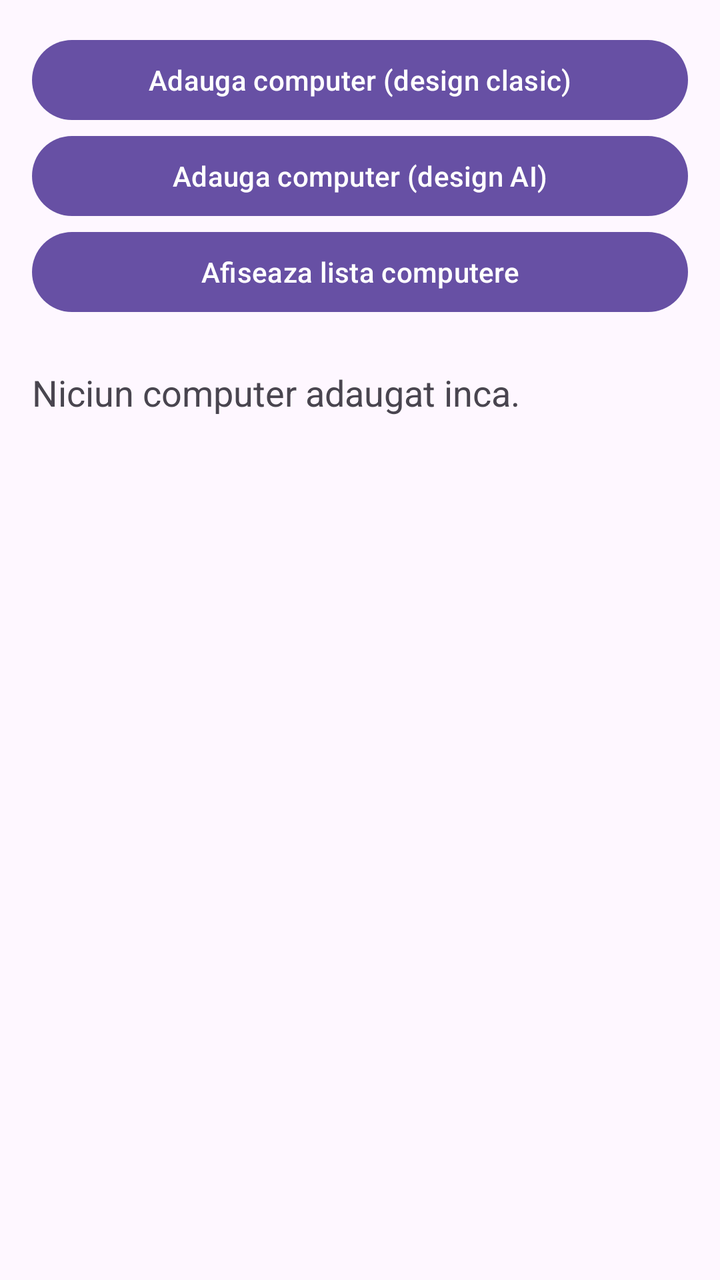
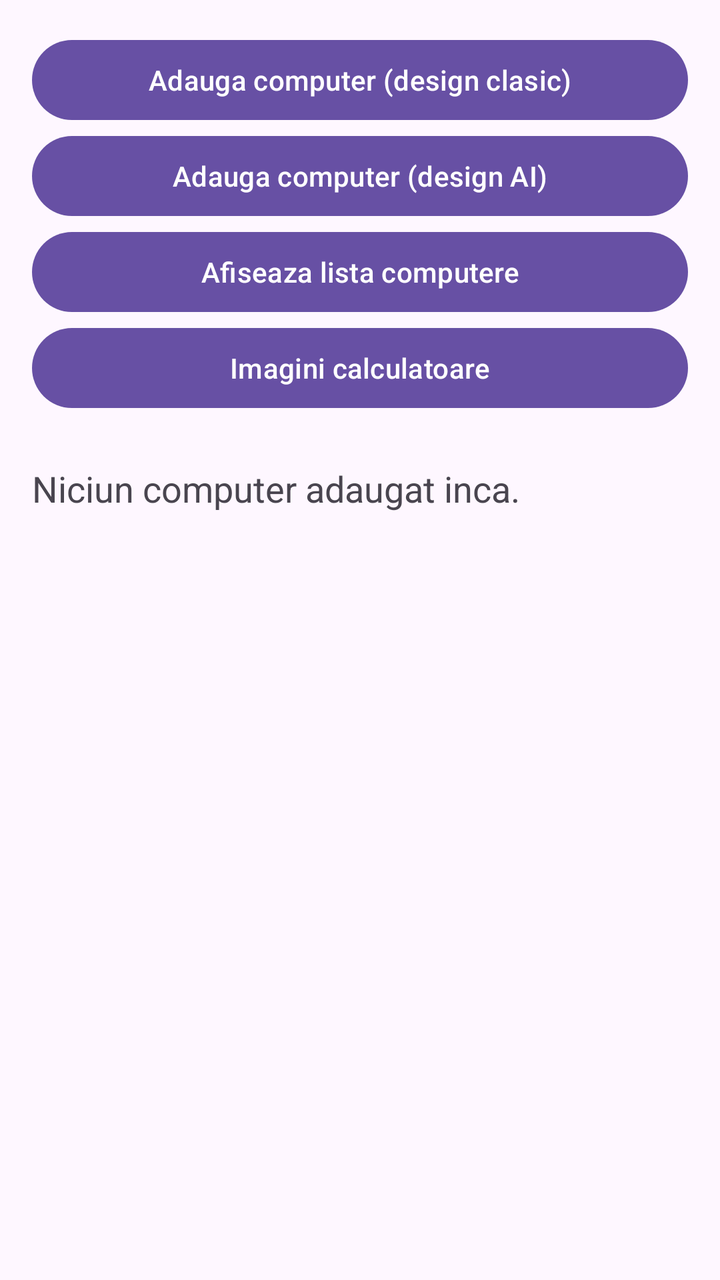

Screens rendered from an Android XML layout before and after an edit, with the pre-edit source and the edit as a unified diff.
<!-- AndroidManifest.xml: application theme Theme.Mihaila_Cristina_ActivitateDAM2026 -->
<!-- res/layout/activity_main.xml -->
<?xml version="1.0" encoding="utf-8"?>
<LinearLayout xmlns:android="http://schemas.android.com/apk/res/android"
    android:id="@+id/main"
    android:layout_width="match_parent"
    android:layout_height="match_parent"
    android:orientation="vertical"
    android:padding="16dp">

    <Button
        android:id="@+id/buttonDeschideActivitate"
        android:layout_width="match_parent"
        android:layout_height="wrap_content"
        android:onClick="deschidereActivitate"
        android:text="@string/introducere_date" />

    <Button
        android:id="@+id/buttonDeschideActivitateAI"
        android:layout_width="match_parent"
        android:layout_height="wrap_content"
        android:onClick="deschidereActivitateAI"
        android:text="@string/introducere_date_ai" />

    <Button
        android:id="@+id/buttonLista"
        android:layout_width="match_parent"
        android:layout_height="wrap_content"
        android:onClick="deschideLista"
        android:text="Afiseaza lista computere" />

    <TextView
        android:id="@+id/rezultatTV"
        android:layout_width="match_parent"
        android:layout_height="wrap_content"
        android:layout_marginTop="24dp"
        android:textSize="18sp"
        android:text="Niciun computer adaugat inca." />
</LinearLayout>
<!-- resources referenced by this layout -->
<resources>
  <string name="introducere_date">Adauga computer (design clasic)</string>
  <string name="introducere_date_ai">Adauga computer (design AI)</string>
  <style name="Theme.Mihaila_Cristina_ActivitateDAM2026" parent="Base.Theme.Mihaila_Cristina_ActivitateDAM2026" />
  <style name="Base.Theme.Mihaila_Cristina_ActivitateDAM2026" parent="Theme.Material3.DayNight.NoActionBar">
          
          
      </style>
</resources>

<!-- the commit's change to res/layout/activity_main.xml (unified diff, before → after) -->
@@ -25,7 +25,14 @@
         android:layout_width="match_parent"
         android:layout_height="wrap_content"
         android:onClick="deschideLista"
-        android:text="Afiseaza lista computere" />
+        android:text="@string/afiseaza_lista_computere" />
+
+    <Button
+        android:layout_width="match_parent"
+        android:layout_height="wrap_content"
+        android:id="@+id/buttonImagini"
+        android:onClick="deschideImagini"
+        android:text="@string/imagini_calculatoare"/>
 
     <TextView
         android:id="@+id/rezultatTV"
@@ -33,5 +40,5 @@
         android:layout_height="wrap_content"
         android:layout_marginTop="24dp"
         android:textSize="18sp"
-        android:text="Niciun computer adaugat inca." />
+        android:text="@string/niciun_computer_adaugat_inca" />
 </LinearLayout>
<!-- resource entries referenced after the edit -->
@@ -1,7 +1,10 @@
 <!-- resources referenced by this layout -->
 <resources>
+  <string name="afiseaza_lista_computere">Afiseaza lista computere</string>
+  <string name="imagini_calculatoare">Imagini calculatoare</string>
   <string name="introducere_date">Adauga computer (design clasic)</string>
   <string name="introducere_date_ai">Adauga computer (design AI)</string>
+  <string name="niciun_computer_adaugat_inca">Niciun computer adaugat inca.</string>
   <style name="Theme.Mihaila_Cristina_ActivitateDAM2026" parent="Base.Theme.Mihaila_Cristina_ActivitateDAM2026" />
   <style name="Base.Theme.Mihaila_Cristina_ActivitateDAM2026" parent="Theme.Material3.DayNight.NoActionBar">
           
